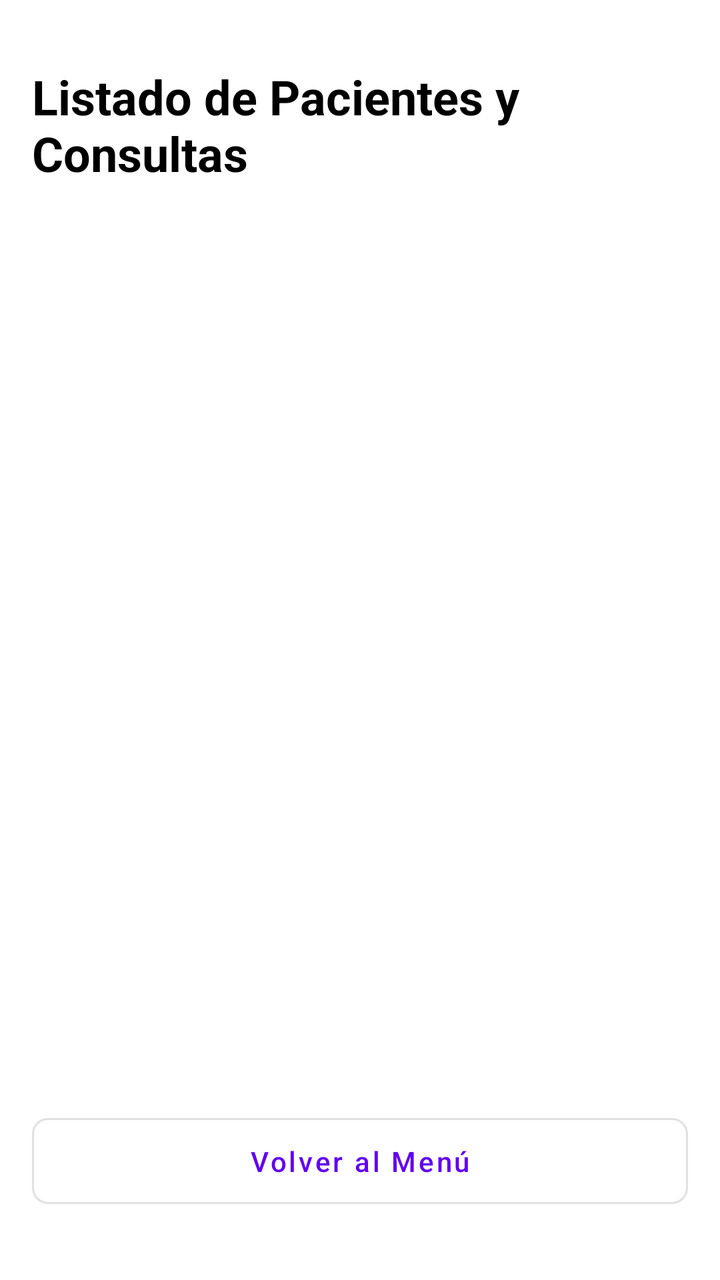
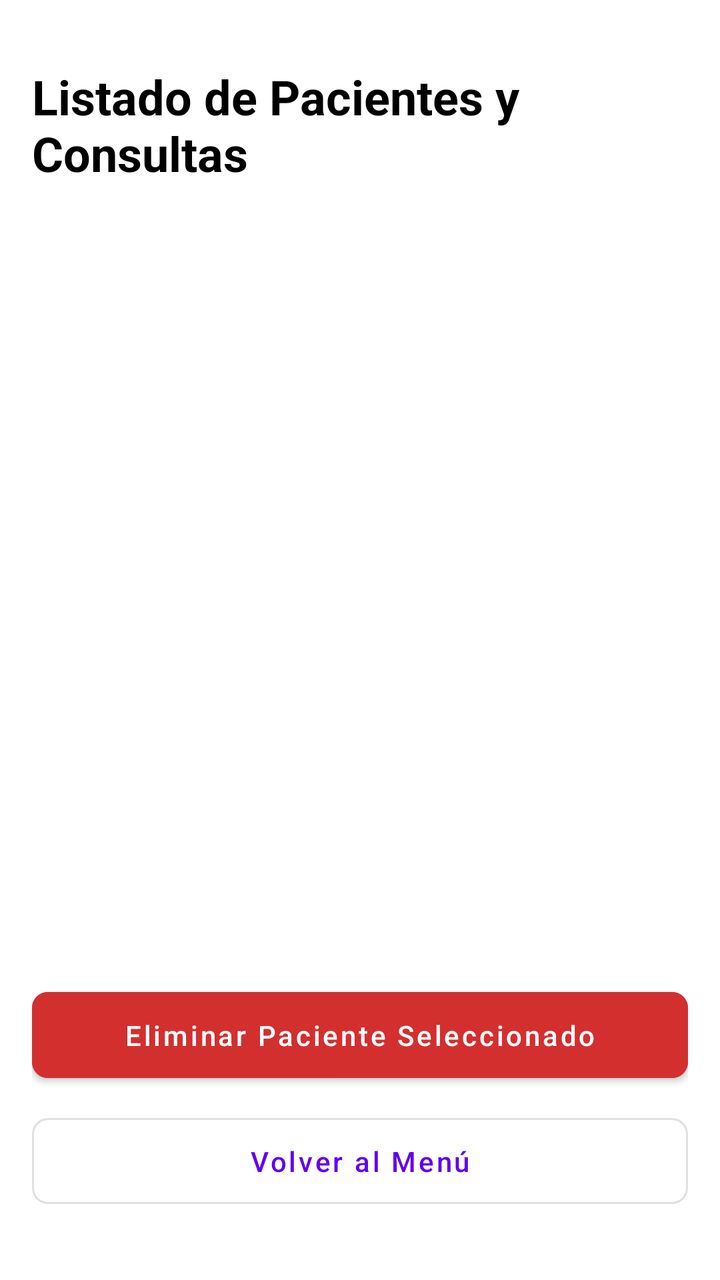

Screens rendered from an Android XML layout before and after an edit, with the pre-edit source and the edit as a unified diff.
<!-- AndroidManifest.xml: activity theme Theme.MaterialComponents.Light.NoActionBar -->
<!-- res/layout/activity_lista_pacientes.xml -->
<?xml version="1.0" encoding="utf-8"?>
<androidx.constraintlayout.widget.ConstraintLayout xmlns:android="http://schemas.android.com/apk/res/android"
    xmlns:app="http://schemas.android.com/apk/res-auto"
    android:layout_width="match_parent"
    android:layout_height="match_parent"
    android:background="@android:color/white"
    android:padding="16dp">

    
    <TextView
        android:id="@+id/tvTituloLista"
        android:layout_width="wrap_content"
        android:layout_height="wrap_content"
        android:text="Listado de Pacientes y Consultas"
        android:textSize="24sp"
        android:textStyle="bold"
        android:textColor="@android:color/black"
        app:layout_constraintTop_toTopOf="parent"
        app:layout_constraintStart_toStartOf="parent"
        app:layout_constraintEnd_toEndOf="parent"
        android:layout_marginTop="16dp"
        android:layout_marginBottom="16dp" />

    
    <androidx.recyclerview.widget.RecyclerView
        android:id="@+id/rvPacientes"
        android:layout_width="0dp"
        android:layout_height="0dp"
        app:layout_constraintTop_toBottomOf="@+id/tvTituloLista"
        app:layout_constraintBottom_toTopOf="@+id/btnVolver"
        app:layout_constraintStart_toStartOf="parent"
        app:layout_constraintEnd_toEndOf="parent"
        android:layout_marginTop="16dp"
        android:layout_marginBottom="16dp" />

    
    <TextView
        android:id="@+id/tvSinPacientes"
        android:layout_width="wrap_content"
        android:layout_height="wrap_content"
        android:text="No hay pacientes registrados"
        android:textSize="18sp"
        android:textColor="@android:color/darker_gray"
        android:visibility="gone"
        app:layout_constraintTop_toTopOf="@+id/rvPacientes"
        app:layout_constraintBottom_toBottomOf="@+id/rvPacientes"
        app:layout_constraintStart_toStartOf="parent"
        app:layout_constraintEnd_toEndOf="parent" />

    
    <com.google.android.material.button.MaterialButton
        android:id="@+id/btnVolver"
        android:layout_width="0dp"
        android:layout_height="wrap_content"
        android:text="Volver al Menú"
        android:textAllCaps="false"
        android:padding="12dp"
        app:cornerRadius="8dp"
        style="@style/Widget.MaterialComponents.Button.OutlinedButton"
        app:layout_constraintBottom_toBottomOf="parent"
        app:layout_constraintStart_toStartOf="parent"
        app:layout_constraintEnd_toEndOf="parent"
        android:layout_marginBottom="16dp" />

</androidx.constraintlayout.widget.ConstraintLayout>
<!-- resources referenced by this layout -->
<resources>

</resources>

<!-- the commit's change to res/layout/activity_lista_pacientes.xml (unified diff, before → after) -->
@@ -1,5 +1,6 @@
 <?xml version="1.0" encoding="utf-8"?>
-<androidx.constraintlayout.widget.ConstraintLayout xmlns:android="http://schemas.android.com/apk/res/android"
+<androidx.constraintlayout.widget.ConstraintLayout
+    xmlns:android="http://schemas.android.com/apk/res/android"
     xmlns:app="http://schemas.android.com/apk/res-auto"
     android:layout_width="match_parent"
     android:layout_height="match_parent"
@@ -27,7 +28,7 @@
         android:layout_width="0dp"
         android:layout_height="0dp"
         app:layout_constraintTop_toBottomOf="@+id/tvTituloLista"
-        app:layout_constraintBottom_toTopOf="@+id/btnVolver"
+        app:layout_constraintBottom_toTopOf="@+id/btnEliminarPaciente"
         app:layout_constraintStart_toStartOf="parent"
         app:layout_constraintEnd_toEndOf="parent"
         android:layout_marginTop="16dp"
@@ -49,6 +50,21 @@
 
     
     <com.google.android.material.button.MaterialButton
+        android:id="@+id/btnEliminarPaciente"
+        android:layout_width="0dp"
+        android:layout_height="wrap_content"
+        android:text="Eliminar Paciente Seleccionado"
+        android:textAllCaps="false"
+        android:padding="12dp"
+        app:cornerRadius="8dp"
+        android:backgroundTint="#D32F2F"
+        android:layout_marginBottom="8dp"
+        app:layout_constraintBottom_toTopOf="@+id/btnVolver"
+        app:layout_constraintStart_toStartOf="parent"
+        app:layout_constraintEnd_toEndOf="parent" />
+
+    
+    <com.google.android.material.button.MaterialButton
         android:id="@+id/btnVolver"
         android:layout_width="0dp"
         android:layout_height="wrap_content"
